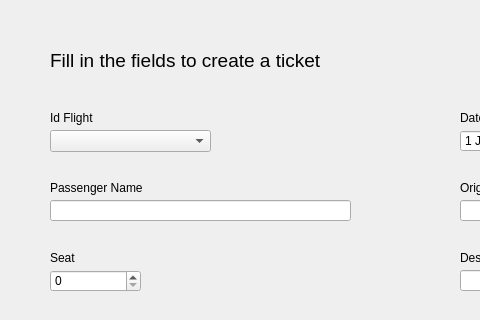
First picture: the form in GJR/views/createTicket.ui, repository CaduRomaniello/GJR, before the edit; both pictures show x 0 to 480 and y 0 to 320 of the 861 by 600 pixel window.
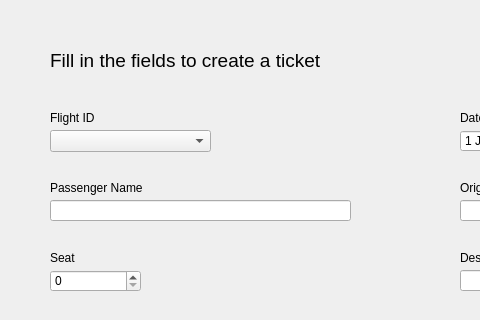
Second picture: the form after the edit.

```diff
--- a/GJR/views/createTicket.ui
+++ b/GJR/views/createTicket.ui
@@ -68,7 +68,7 @@
      </rect>
     </property>
     <property name="text">
-     <string>Id Flight</string>
+     <string>Flight ID</string>
     </property>
    </widget>
    <widget class="QLabel" name="label_field_name">
```
Left out of the diff: 5 changed lines with no effect on the pictures.
